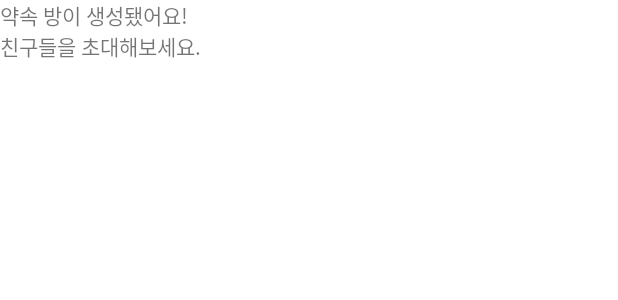
After one commit to Nexters/www-android, an Android app: the layout fragment_meeting_share.xml on its own in the app's theme, with its tools: preview values and no code run, on a phone screen of 412 x 824 dp. The commit adds this screen. Shown: the top 300 px of the screen. Run offline under Robolectric (Android 15) with nearby library versions, the phone set to English and light mode, and no system bars.

Commit message:
[add] #9 - MeetingShareFragment 추가
Wireframe에서 Input 완료 화면

```diff
--- /dev/null
+++ b/app/src/main/java/com/promiseeight/www/ui/meeting/MeetingShareFragment.kt
@@ -0,0 +1,15 @@
+package com.promiseeight.www.ui.meeting
+
+import android.view.LayoutInflater
+import android.view.ViewGroup
+import com.promiseeight.www.databinding.FragmentMeetingShareBinding
+import com.promiseeight.www.ui.common.BaseFragment
+
+class MeetingShareFragment : BaseFragment<FragmentMeetingShareBinding>() {
+    override fun getFragmentBinding(
+        inflater: LayoutInflater,
+        container: ViewGroup?
+    ): FragmentMeetingShareBinding {
+        return FragmentMeetingShareBinding.inflate(inflater,container,false)
+    }
+}
--- /dev/null
+++ b/app/src/main/res/layout/fragment_meeting_share.xml
@@ -0,0 +1,15 @@
+<?xml version="1.0" encoding="utf-8"?>
+<layout xmlns:app="http://schemas.android.com/apk/res-auto">
+    <androidx.constraintlayout.widget.ConstraintLayout xmlns:android="http://schemas.android.com/apk/res/android"
+        android:layout_width="match_parent"
+        android:layout_height="match_parent">
+
+    <androidx.appcompat.widget.AppCompatTextView
+        android:layout_width="wrap_content"
+        android:layout_height="wrap_content"
+        app:layout_constraintTop_toTopOf="parent"
+        app:layout_constraintStart_toStartOf="parent"
+        android:text="@string/meeting_share_title"/>
+
+    </androidx.constraintlayout.widget.ConstraintLayout>
+</layout>
--- a/app/src/main/res/values/strings.xml
+++ b/app/src/main/res/values/strings.xml
@@ -23,6 +23,9 @@
     <!-- info place -->
     <string name="info_place_title">원하는 장소를 입력해주세요.</string>
 
+    <!-- meeting share -->
+    <string name="meeting_share_title">약속 방이 생성됐어요!\n친구들을 초대해보세요.</string>
+
     <!-- common -->
     <string name="button_next">다음</string>
 </resources>
```
